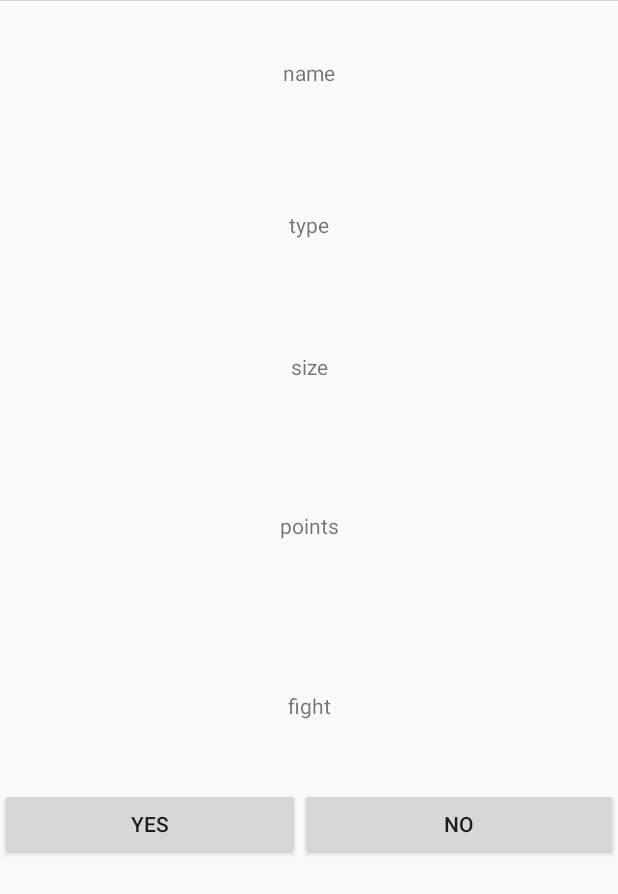
After one commit to itisthoughttobemaeri/MostriDaTasca, an Android app: the layout fragment_mapobject_element.xml on its own in the app's theme, with its tools: preview values and no code run, on a phone screen of 412 x 824 dp. The commit adds this screen. Shown: the top 894 px of the screen. Run offline under Robolectric (Android 15) with nearby library versions, the phone set to English and light mode, and no system bars; network calls fail.

```diff
--- a/app/src/main/java/com/example/progetto/Model.java
+++ b/app/src/main/java/com/example/progetto/Model.java
@@ -27,6 +27,7 @@ public class Model {
     public void setImage(String image) {
         this.image = image;
     }
+
     public JSONObject getId() {
         return this.id;
     }
@@ -71,9 +72,6 @@ public class Model {
         this.users = users;
     }
 
-
-
-
     /*
     public boolean isDistanceCandyOk(int id) {
         Candy c = getCandyById(id);
--- a/app/src/main/java/com/example/progetto/ViewHolder.java
+++ b/app/src/main/java/com/example/progetto/ViewHolder.java
@@ -1,6 +1,5 @@
 package com.example.progetto;
 
-import android.media.Image;
 import android.util.Log;
 import android.view.View;
 import android.widget.ImageView;
@@ -19,7 +18,7 @@ public class ViewHolder extends RecyclerView.ViewHolder{
         Log.d("ViewHolder", "Constructor called");
         image = itemView.findViewById(R.id.image);
         number = itemView.findViewById(R.id.number);
-        name = itemView.findViewById(R.id.username);
+        name = itemView.findViewById(R.id.user_name);
     }
 
     public void setText(User user, int rank){
--- /dev/null
+++ b/app/src/main/res/layout/fragment_mapobject_element.xml
@@ -0,0 +1,68 @@
+<?xml version="1.0" encoding="utf-8"?>
+<LinearLayout xmlns:android="http://schemas.android.com/apk/res/android"
+    xmlns:app="http://schemas.android.com/apk/res-auto"
+    xmlns:tools="http://schemas.android.com/tools"
+    android:orientation="vertical" android:layout_width="match_parent"
+    android:layout_height="match_parent">
+
+    <ImageView
+        android:id="@+id/image"
+        android:layout_width="match_parent"
+        android:layout_height="wrap_content"
+        tools:srcCompat="@tools:sample/avatars" />
+
+    <TextView
+        android:id="@+id/name"
+        android:layout_width="match_parent"
+        android:layout_height="95dp"
+        android:gravity="center"
+        android:text="name" />
+
+    <TextView
+        android:id="@+id/type"
+        android:layout_width="match_parent"
+        android:layout_height="108dp"
+        android:gravity="center"
+        android:text="type" />
+
+    <TextView
+        android:id="@+id/size"
+        android:layout_width="match_parent"
+        android:layout_height="81dp"
+        android:gravity="center"
+        android:text="size" />
+
+    <TextView
+        android:id="@+id/points"
+        android:layout_width="match_parent"
+        android:layout_height="130dp"
+        android:gravity="center"
+        android:text="points" />
+
+    <TextView
+        android:id="@+id/fight"
+        android:layout_width="match_parent"
+        android:layout_height="110dp"
+        android:gravity="center"
+        android:text="fight" />
+
+    <LinearLayout
+        android:layout_width="match_parent"
+        android:layout_height="match_parent"
+        android:orientation="horizontal">
+
+        <Button
+            android:id="@+id/confirm"
+            android:layout_width="200dp"
+            android:layout_height="wrap_content"
+            android:text="YES" />
+
+        <Button
+            android:id="@+id/deny"
+            android:layout_width="wrap_content"
+            android:layout_height="wrap_content"
+            android:layout_weight="1"
+            android:text="NO" />
+    </LinearLayout>
+
+</LinearLayout>
```
Also changed, not shown: app/src/main/java/com/example/progetto/MainActivity.java (+31 -1 lines), app/src/main/java/com/example/progetto/MapObjectFragment.java (added, +94 -0 lines), app/src/main/java/com/example/progetto/SplashScreen.java (+61 -18 lines), app/src/main/java/com/example/progetto/UserFragment.java (added, +91 -0 lines), app/src/main/res/layout/fragment_user.xml (added, +38 -0 lines), app/src/main/res/layout/ranking_row.xml (+6 -1 lines).
